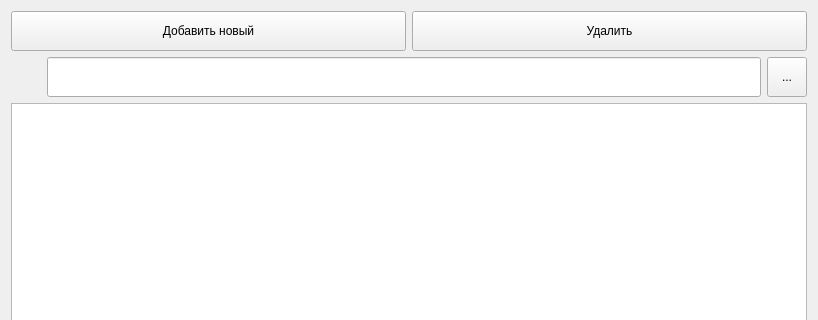
The window that interface/medicine/medicineDrugListForm.ui (strizh78/MApp) describes before a commit, drawn with Qt 5; both pictures show x 0 to 818 and y 0 to 320 of the 818 by 623 pixel window.
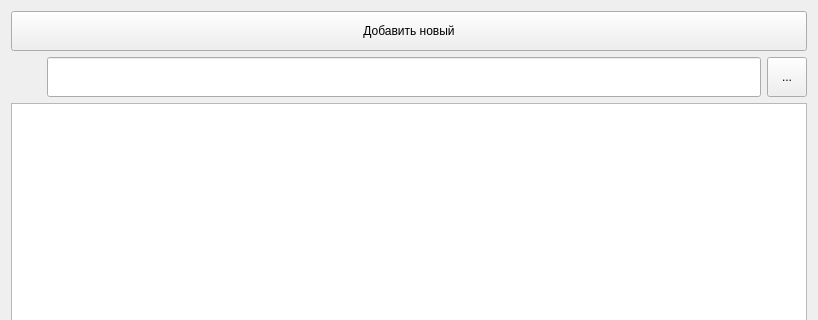
The same window after the commit. Icons and pictures are not drawn.

What changed in the file:
```diff
--- a/interface/medicine/medicineDrugListForm.ui
+++ b/interface/medicine/medicineDrugListForm.ui
@@ -41,24 +41,9 @@
          <property name="text">
           <string>Добавить новый</string>
          </property>
-        </widget>
-       </item>
-       <item>
-        <widget class="QPushButton" name="deleteBtn">
-         <property name="sizePolicy">
-          <sizepolicy hsizetype="Preferred" vsizetype="Fixed">
-           <horstretch>0</horstretch>
-           <verstretch>60</verstretch>
-          </sizepolicy>
-         </property>
-         <property name="minimumSize">
-          <size>
-           <width>0</width>
-           <height>40</height>
-          </size>
-         </property>
-         <property name="text">
-          <string>Удалить</string>
+         <property name="icon">
+          <iconset resource="../icons.qrc">
+           <normaloff>:/icons/greenPlusIcon.png</normaloff>:/icons/greenPlusIcon.png</iconset>
          </property>
         </widget>
        </item>
```
Left out of the diff: 5 changed lines with no effect on the pictures.
